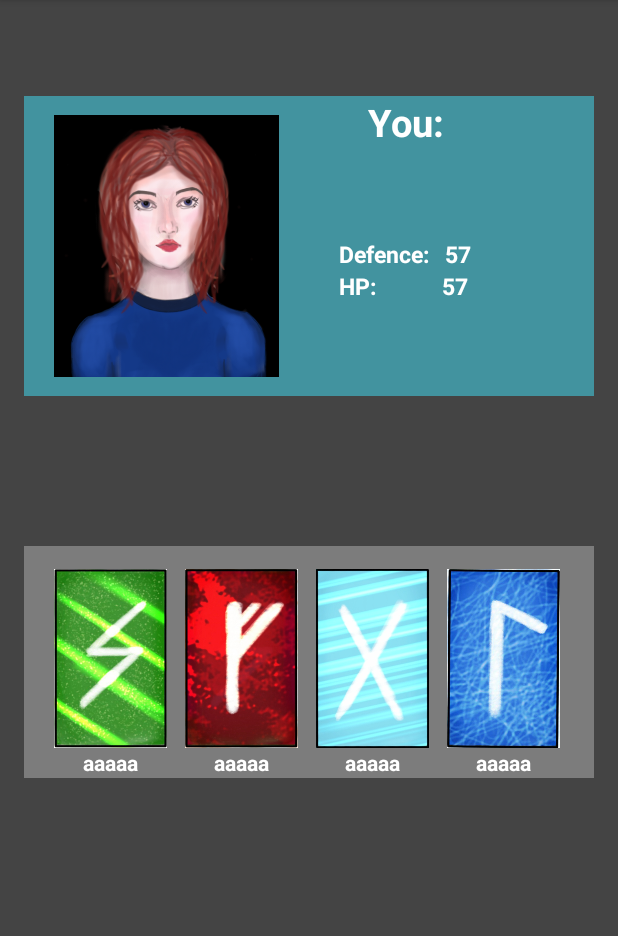
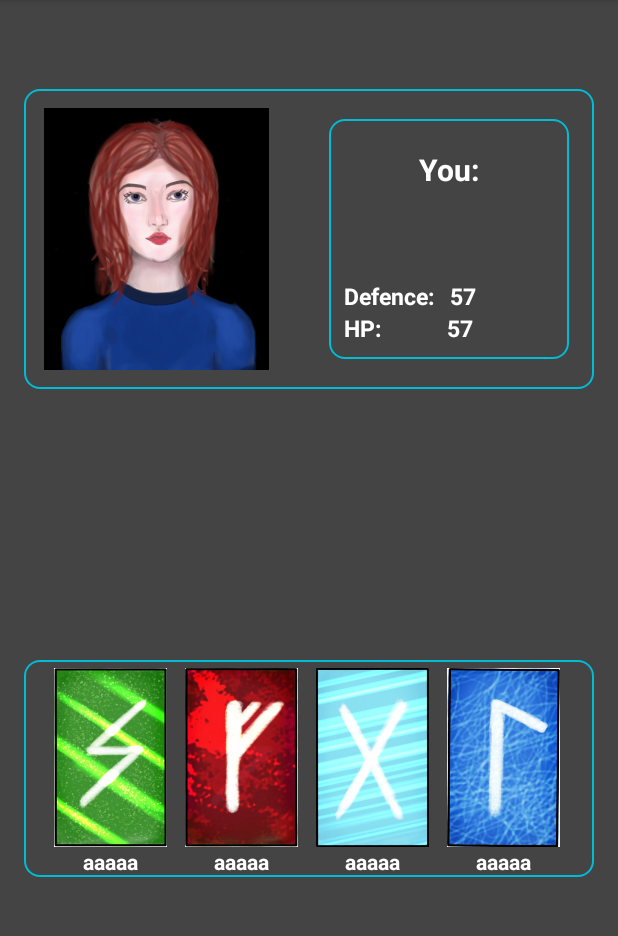
Before and after one commit to grgrbu/MageBattle, an Android app: the Profile screen opened directly, with no data from a screen before it, on a phone screen of 412 x 824 dp, the part 84-1020 px from its top. Run offline under Robolectric (Android 15) with nearby library versions, the phone set to English and light mode, and no system bars; our stand-ins replace Volley; network calls fail.

Commit message:
design profile

```diff
--- a/app/src/main/res/layout/activity_profile.xml
+++ b/app/src/main/res/layout/activity_profile.xml
@@ -14,18 +14,13 @@
     <LinearLayout
         android:layout_width="match_parent"
         android:layout_height="wrap_content"
-        android:layout_marginTop="48dp"
-        android:background="#8C41D3EA"
-        android:orientation="vertical"
-        android:paddingHorizontal="20dp"
+        android:layout_marginTop="5dp"
+        android:background="@layout/activity_main_button"
+        android:paddingHorizontal="20px"
+        app:layout_constraintBottom_toBottomOf="parent"
+        app:layout_constraintStart_toStartOf="parent"
         app:layout_constraintTop_toTopOf="parent"
-        tools:layout_editor_absoluteX="16dp">
-
-        <LinearLayout
-            android:layout_width="match_parent"
-            android:layout_height="wrap_content"
-            app:layout_constraintStart_toStartOf="parent"
-            app:layout_constraintTop_toTopOf="parent">
+        app:layout_constraintVertical_bias="0.072">
 
         <ImageView
             android:layout_width="150dp"
@@ -34,10 +29,13 @@
             android:src="@drawable/aaaaa" />
 
         <LinearLayout
-                android:layout_width="wrap_content"
+            android:layout_width="160dp"
             android:layout_height="match_parent"
-                android:layout_marginLeft="20dp"
+            android:layout_margin="20dp"
+            android:background="@layout/activity_main_button"
             android:orientation="vertical"
+            android:paddingHorizontal="10dp"
+            android:paddingTop="20dp"
             app:layout_constraintStart_toStartOf="parent"
             app:layout_constraintTop_toTopOf="parent">
 
@@ -48,7 +46,7 @@
                 android:text='You:'
                 android:textAlignment="center"
                 android:textColor="#FFFFFF"
-                    android:textSize="25sp"
+                android:textSize="20sp"
                 android:textStyle="bold"
 
                 />
@@ -109,22 +107,19 @@
 
     </LinearLayout>
 
-    </LinearLayout>
-
-
     <LinearLayout
         android:layout_width="match_parent"
         android:layout_height="wrap_content"
-        android:layout_marginTop="348dp"
-        android:background="#7C7C7C"
+        android:layout_marginTop="424dp"
+        android:background="@layout/activity_main_button"
         android:paddingHorizontal="20dp"
         app:layout_constraintTop_toTopOf="parent"
-        tools:layout_editor_absoluteX="16dp">
+        tools:layout_editor_absoluteX="29dp">
 
         <LinearLayout
             android:layout_width="wrap_content"
             android:layout_height="match_parent"
-            android:layout_marginTop="15dp"
+            android:layout_marginTop="5dp"
             android:layout_marginRight="6dp"
             android:orientation="vertical"
             app:layout_constraintStart_toStartOf="parent"
@@ -153,7 +148,7 @@
             android:layout_width="wrap_content"
             android:layout_height="match_parent"
             android:layout_marginLeft="6dp"
-            android:layout_marginTop="15dp"
+            android:layout_marginTop="5dp"
             android:layout_marginRight="6dp"
             android:orientation="vertical"
             app:layout_constraintStart_toStartOf="parent"
@@ -182,7 +177,7 @@
             android:layout_width="wrap_content"
             android:layout_height="match_parent"
             android:layout_marginLeft="6dp"
-            android:layout_marginTop="15dp"
+            android:layout_marginTop="5dp"
             android:layout_marginRight="6dp"
             android:orientation="vertical"
             app:layout_constraintStart_toStartOf="parent"
@@ -212,7 +207,7 @@
             android:layout_width="wrap_content"
             android:layout_height="match_parent"
             android:layout_marginLeft="6dp"
-            android:layout_marginTop="15dp"
+            android:layout_marginTop="5dp"
             android:orientation="vertical"
             app:layout_constraintStart_toStartOf="parent"
             app:layout_constraintTop_toTopOf="parent">
```
Lines whose indentation alone changed are shown as unchanged.
